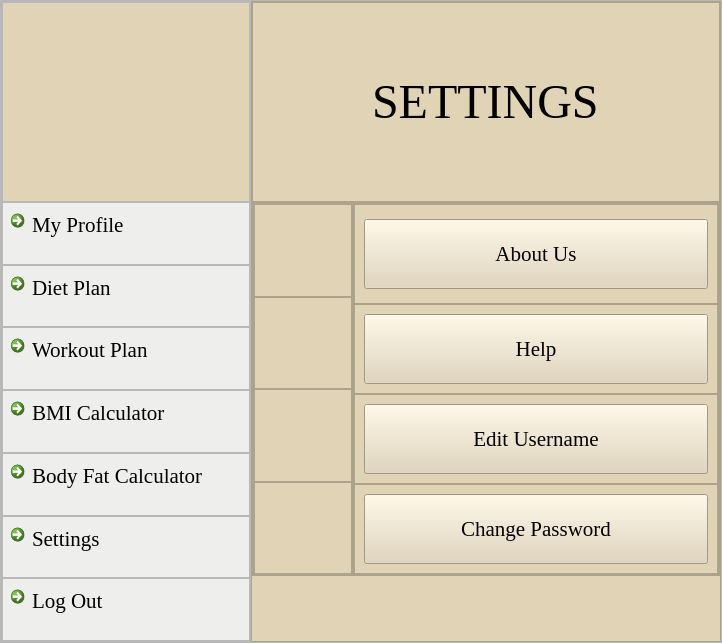
Above: settings.ui from skidgefries/rightmeal before the change. Below: the same form after it.
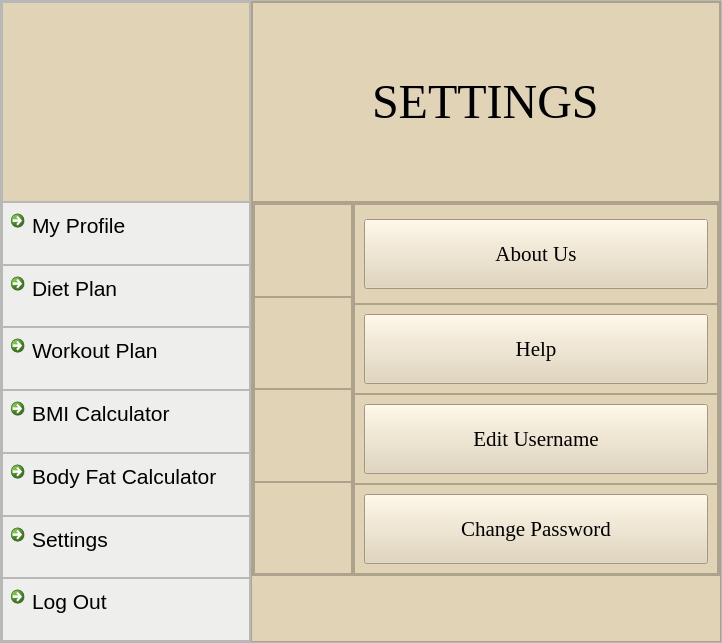
That is the form after the change. Icons and pictures are not drawn.

Patch:
```diff
--- a/settings.ui
+++ b/settings.ui
@@ -183,7 +183,7 @@
               <widget class="QCommandLinkButton" name="commandLinkButton_6">
                <property name="font">
                 <font>
-                 <family>Times New Roman</family>
+                 <family>Segoe UI</family>
                  <pointsize>16</pointsize>
                  <bold>false</bold>
                 </font>
@@ -224,7 +224,7 @@
               <widget class="QCommandLinkButton" name="commandLinkButton_21">
                <property name="font">
                 <font>
-                 <family>Times New Roman</family>
+                 <family>Segoe UI</family>
                  <pointsize>16</pointsize>
                  <bold>false</bold>
                 </font>
@@ -265,7 +265,7 @@
               <widget class="QCommandLinkButton" name="commandLinkButton_22">
                <property name="font">
                 <font>
-                 <family>Times New Roman</family>
+                 <family>Segoe UI</family>
                  <pointsize>16</pointsize>
                  <bold>false</bold>
                 </font>
@@ -306,7 +306,7 @@
               <widget class="QCommandLinkButton" name="commandLinkButton_23">
                <property name="font">
                 <font>
-                 <family>Times New Roman</family>
+                 <family>Segoe UI</family>
                  <pointsize>16</pointsize>
                  <bold>false</bold>
                 </font>
@@ -347,7 +347,7 @@
               <widget class="QCommandLinkButton" name="commandLinkButton_24">
                <property name="font">
                 <font>
-                 <family>Times New Roman</family>
+                 <family>Segoe UI</family>
                  <pointsize>16</pointsize>
                  <bold>false</bold>
                 </font>
@@ -388,7 +388,7 @@
               <widget class="QCommandLinkButton" name="commandLinkButton_25">
                <property name="font">
                 <font>
-                 <family>Times New Roman</family>
+                 <family>Segoe UI</family>
                  <pointsize>16</pointsize>
                  <bold>false</bold>
                 </font>
@@ -429,7 +429,7 @@
               <widget class="QCommandLinkButton" name="commandLinkButton_26">
                <property name="font">
                 <font>
-                 <family>Times New Roman</family>
+                 <family>Segoe UI</family>
                  <pointsize>16</pointsize>
                  <bold>false</bold>
                 </font>
```
Left out of the diff: 2 changed lines with no effect on the pictures.
